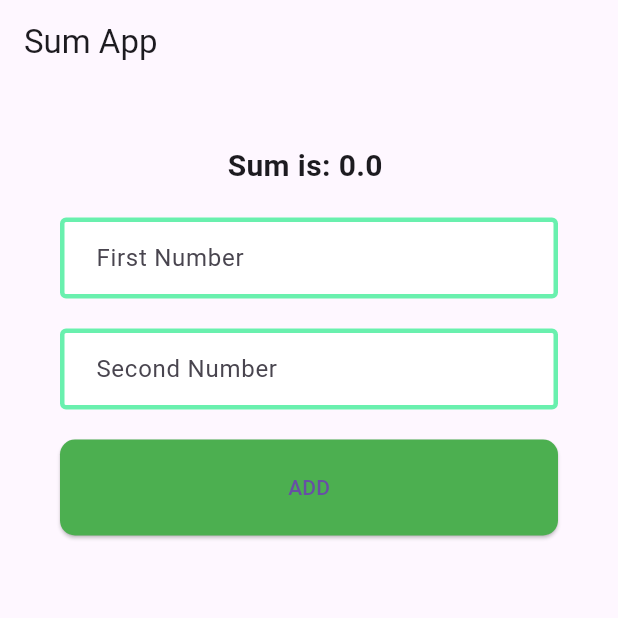
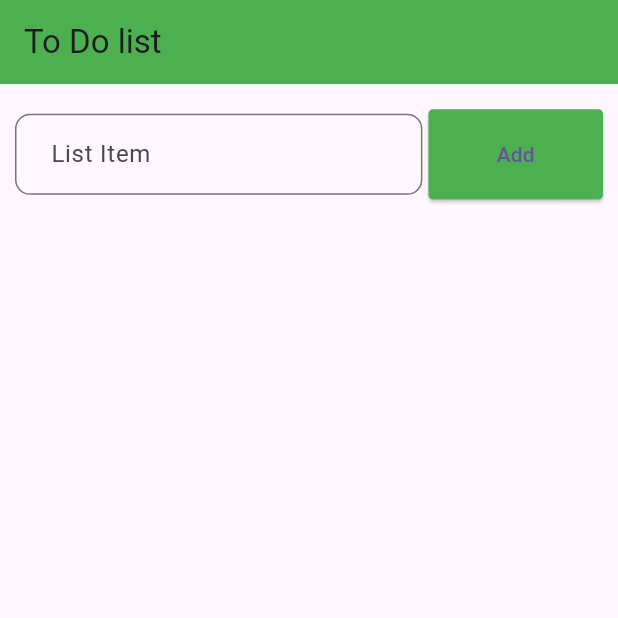
Before and after one commit to Ahmad61-6/simple_apps, a Flutter app: the screen it shows after launch, on a phone screen of 412 x 824 dp, the top half of it. Run offline on Flutter 3.47's test engine with Material 3 defaults, Android fonts, the phone set to English and light mode, and no system bars.

Commit message:
--To Do List

```diff
--- a/lib/main.dart
+++ b/lib/main.dart
@@ -1,20 +1,23 @@
 import 'package:flutter/cupertino.dart';
 import 'package:flutter/material.dart';
-import 'style.dart';
+import 'package:simple_apps/style.dart';
+
 void main(){
   runApp(Myapp());
 }
+
 class Myapp extends StatelessWidget {
   const Myapp({super.key});
 
   @override
   Widget build(BuildContext context) {
     return MaterialApp(
-      title: "Sum app",
+      title: 'TO DO APP',
       home: HomePage(),
     );
   }
 }
+
 class HomePage extends StatefulWidget {
   const HomePage({super.key});
 
@@ -23,56 +26,89 @@ class HomePage extends StatefulWidget {
 }
 
 class _HomePageState extends State<HomePage> {
-  Map<String,double> formValue = {"Num1":0,"Num2":0,};
-  double sum = 0;
+  List toDoList = [];
+  String item = "";
   @override
   Widget build(BuildContext context) {
 
-    myInputOnChange(inputKey, inputValue){
+    myAppOnChange(content){
         setState(() {
-        formValue.update(inputKey, (value) => double.parse(inputValue));
+          item = content;
         });
     }
 
-    addAllNumber(){
+addItem(){
       setState(() {
-      sum = formValue['Num1']!+formValue['Num2']!;
+        toDoList.add({'item':item});
       });
 }
 
+removeItem(index){
+      setState(() {
+        toDoList.removeAt(index);
+      });
+}
     return Scaffold(
-      appBar: AppBar(title: Text('Sum App'),),
-      body: Padding(
-        padding: EdgeInsets.all(40),
+      appBar: AppBar(title: Text('To Do list'),backgroundColor: Colors.green,),
+      body: Container(
+        padding: EdgeInsets.all(10),
        child: Column(
-              mainAxisAlignment: MainAxisAlignment.start,
          children: [
-            Text("Sum is: ${sum.toString()} ", style: TextStyle(fontSize: 20, fontWeight: FontWeight.bold),),
-            SizedBox(height: 20,),
-            TextField(
-              onChanged: (value){
-              myInputOnChange("Num1", value);
+           Expanded(
+             flex: 10,
+               child: Row(
+                 children: [
+                   Expanded(
+                     flex: 70,
+                     child: TextFormField(
+                       onChanged: (content){myAppOnChange(content);},
+
+                       decoration: appInputDecoration("List Item"),
+                     ),
+                   ),
+                   SizedBox(width: 4,),
+                   Expanded(
+                     flex: 30,
+
+                       child: ElevatedButton(
+
+                     style: appButton(),
+                       onPressed: (){
+                       addItem();
                        },
-              decoration: AppInputStyle("First Number"),),
-            SizedBox(height: 20,),
-            TextField(
-              onChanged: (value){
-                myInputOnChange("Num2", value);
+
+                       child: Text("Add"))),
+                 ],
+               )),
+           SizedBox(height: 10,),
+           Expanded(
+             flex: 90,
+               child: ListView.builder(
+                 itemCount: toDoList.length,
+                   itemBuilder: (context,index){
+                  return Card(
+                  child: sizeBox(
+                    Row(
+                      children: [
+                        Expanded(flex: 80,child: Text(toDoList[index]["item"].toString())),
+                        Expanded(flex: 20,child: TextButton(onPressed: (){
+                          removeItem(index);
                         },
-              decoration: AppInputStyle("Second Number"),),
-            SizedBox(height: 20,),
-            Container(
-              width: double.infinity,
-                child: ElevatedButton(
-                  style: AppButton(),
-                    onPressed: (){
-                    addAllNumber();
-                    },
-                    child: Text('ADD') ),
+                          child: Icon(Icons.delete,
+                            color: Colors.green,
+                          ),
+                        )
+                        ),
+                      ],
+                    )
+                  ),
+                  );
+               }),
            ),
          ],
        ),
       ),
+
     );
   }
 }
--- a/lib/style.dart
+++ b/lib/style.dart
@@ -1,28 +1,39 @@
 import 'package:flutter/material.dart';
 
-InputDecoration AppInputStyle(label){
+InputDecoration appInputDecoration(label){
   return InputDecoration(
     contentPadding: EdgeInsets.fromLTRB(20, 10, 10, 20),
-    filled: true,
-    fillColor: Colors.white,
-    enabledBorder:  OutlineInputBorder(
-      borderSide: BorderSide(width: 3, color: Colors.greenAccent),
+      hoverColor: Colors.indigo.shade200,
+    border: OutlineInputBorder(
+      borderRadius: BorderRadius.circular(10),
+      borderSide: BorderSide(
+        color: Colors.green,
+        width: 1.5
+      )
     ),
-    border: OutlineInputBorder(
-        borderSide:  BorderSide(width: 3, color: Colors.amberAccent),
-    ),
-    labelText: label
+    labelText: label,
+  );
+}
+
+ButtonStyle appButton(){
+  return ElevatedButton.styleFrom(
+    padding: EdgeInsets.all(20),
+    backgroundColor: Colors.green,
+    shape: RoundedRectangleBorder(
+      borderRadius: BorderRadius.all(Radius.circular(3))
+    )
 
   );
 }
 
-
-ButtonStyle AppButton(){
-  return ElevatedButton.styleFrom(
-      backgroundColor: Colors.green,
-      padding: EdgeInsets.all(22),
-      shape: RoundedRectangleBorder(
-        borderRadius: BorderRadius.all(Radius.circular(10)),
-      )
+SizedBox sizeBox(child){
+  return SizedBox(
+    height: 50,
+    width: double.infinity,
+    child: Container(
+      alignment: Alignment.center,
+      padding: EdgeInsets.all(8),
+      child: child,
+    ),
   );
 }
```
Lines whose indentation alone changed are shown as unchanged.
